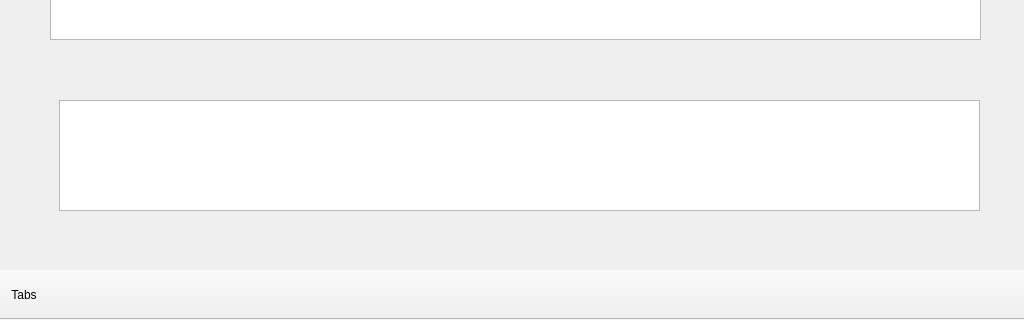
murray-lang/nexusdr, file mainwindow-1024x600.ui: the form before one commit; both pictures show x 0 to 1024 and y 280 to 600 of the 1024 by 600 pixel window.
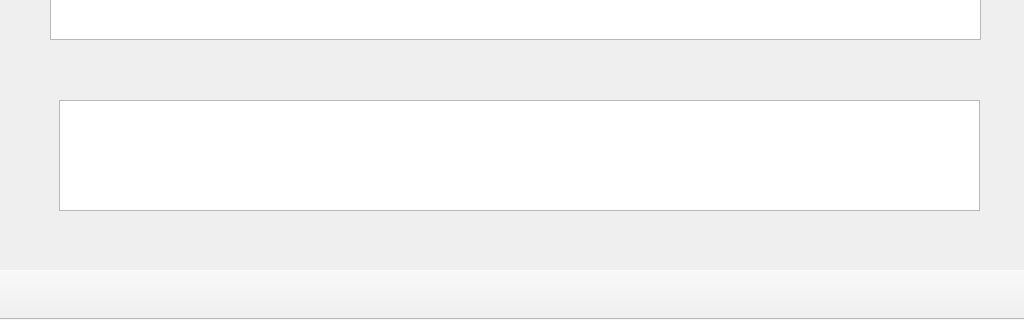
The form after the commit. Custom widgets are drawn as their Qt base class.

Commit message: Trying toolbar button

What changed in the file:
```diff
--- a/mainwindow-1024x600.ui
+++ b/mainwindow-1024x600.ui
@@ -185,7 +185,6 @@
    <attribute name="toolBarBreak">
     <bool>false</bool>
    </attribute>
-   <addaction name="actionShowTabs"/>
   </widget>
   <action name="actionShowTabs">
    <property name="text">
```
The commit also changes 1 other file.
